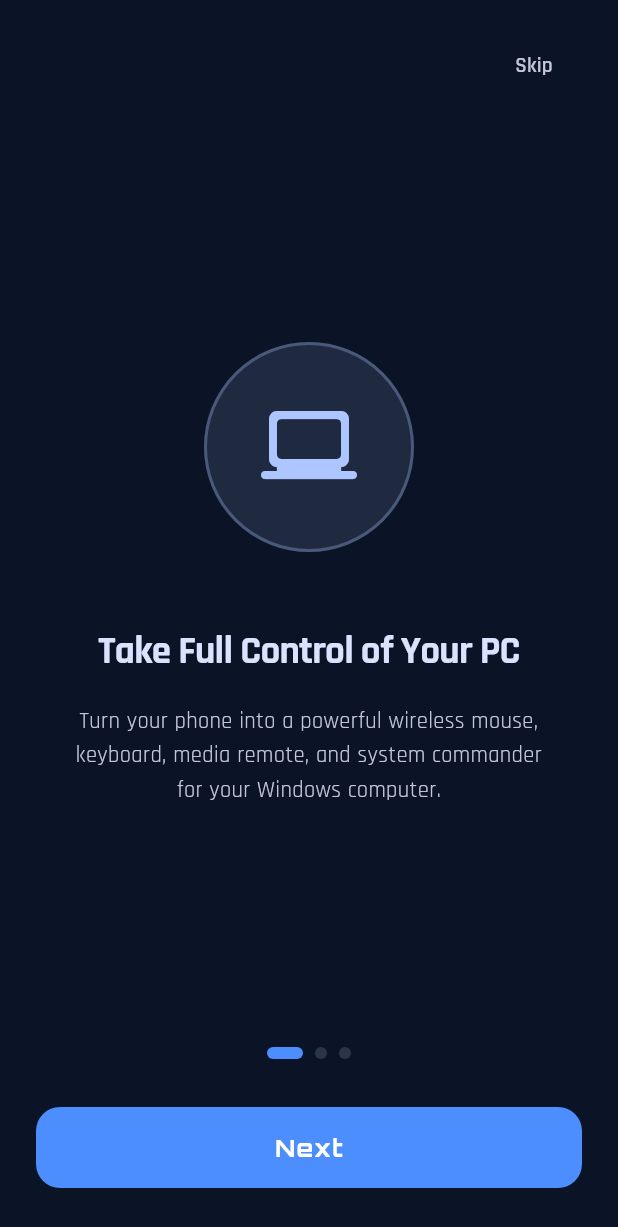
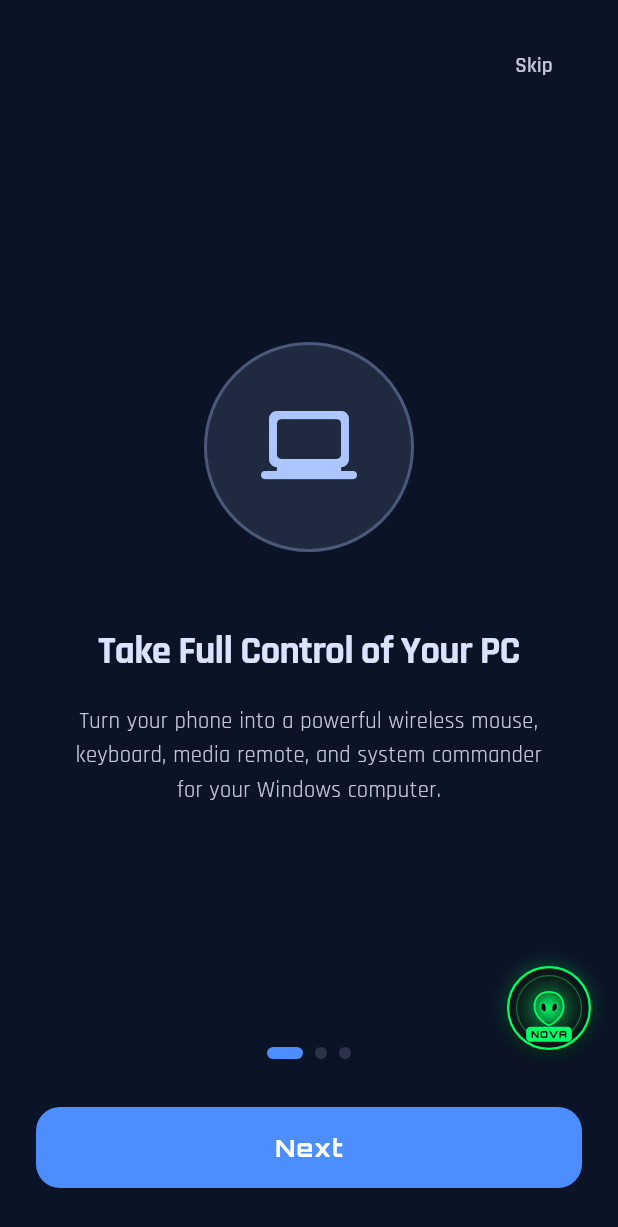
Before and after one commit to Dulmin2021/wintroller, a Flutter app: the screen it shows after launch, on a phone screen of 412 x 824 dp. Shown: the top 1227 px of the screen. Run offline on Flutter 3.47's test engine with Material 3 defaults, Android fonts, the phone set to English and light mode, and no system bars; our stand-ins replace file_picker, flutter_riverpod, flutter_secure_storage, flutter_tts, google_fonts, permission_handler and 2 more; missing offline and left inert: mobile_scanner.

Commit message:
Replace always-on background microphone with draggable holographic Floating Nova Button visible across all screens for instant one-tap voice wake up

```diff
--- a/lib/main.dart
+++ b/lib/main.dart
@@ -1,14 +1,12 @@
-import 'dart:async';
 import 'package:flutter/material.dart';
 import 'package:flutter_riverpod/flutter_riverpod.dart';
 import 'features/dashboard/dashboard_screen.dart';
-import 'features/nova/nova_assistant_screen.dart';
 import 'features/onboarding/onboarding_screen.dart';
 import 'features/pairing/pairing_discover_screen.dart';
 import 'providers/app_providers.dart';
-import 'services/nova_voice_service.dart';
 import 'services/storage_service.dart';
 import 'theme/app_theme.dart';
+import 'widgets/floating_nova_button.dart';
 
 final GlobalKey<NavigatorState> appNavigatorKey = GlobalKey<NavigatorState>();
 
@@ -37,7 +35,6 @@ class WintrollerApp extends ConsumerStatefulWidget {
 
 class _WintrollerAppState extends ConsumerState<WintrollerApp> {
   late final Widget _initialHome;
-  StreamSubscription? _globalWakeWordSub;
 
   @override
   void initState() {
@@ -47,35 +44,7 @@ class _WintrollerAppState extends ConsumerState<WintrollerApp> {
 
     WidgetsBinding.instance.addPostFrameCallback((_) {
       _autoConnectIfAvailable();
-      _initGlobalWakeWordListener();
     });
-  }
-
-  void _initGlobalWakeWordListener() {
-    final voice = ref.read(novaVoiceServiceProvider);
-    final isWakeWordEnabled = ref.read(wakeWordEnabledProvider);
-
-    if (isWakeWordEnabled) {
-      voice.startGlobalWakeWordMonitoring();
-    }
-
-    _globalWakeWordSub = voice.wakeWordTriggerStream.listen((followUpCommand) {
-      final nav = appNavigatorKey.currentState;
-      if (nav == null) return;
-
-      // When "Hey Nova" is heard from ANY screen in the app, open Nova Assistant
-      nav.push(
-        MaterialPageRoute(
-          builder: (_) => NovaAssistantScreen(initialCommand: followUpCommand),
-        ),
-      );
-    });
-  }
-
-  @override
-  void dispose() {
-    _globalWakeWordSub?.cancel();
-    super.dispose();
   }
 
   void _autoConnectIfAvailable() {
@@ -135,6 +104,14 @@ class _WintrollerAppState extends ConsumerState<WintrollerApp> {
       darkTheme: activeDarkTheme,
       themeMode: themeMode,
       home: _initialHome,
+      builder: (context, child) {
+        return Stack(
+          children: [
+            if (child != null) child,
+            const GlobalFloatingNovaButton(),
+          ],
+        );
+      },
     );
   }
 }
--- /dev/null
+++ b/lib/widgets/floating_nova_button.dart
@@ -0,0 +1,187 @@
+import 'package:flutter/material.dart';
+import 'package:flutter/services.dart';
+import 'package:flutter_riverpod/flutter_riverpod.dart';
+import 'package:google_fonts/google_fonts.dart';
+import '../features/nova/nova_assistant_screen.dart';
+import '../features/pro/pro_plan_provider.dart';
+import '../features/pro/pro_upgrade_screen.dart';
+import '../theme/app_colors.dart';
+import 'alien_icons.dart';
+
+final floatingNovaButtonEnabledProvider = StateProvider<bool>((ref) => true);
+
+class GlobalFloatingNovaButton extends ConsumerStatefulWidget {
+  const GlobalFloatingNovaButton({super.key});
+
+  @override
+  ConsumerState<GlobalFloatingNovaButton> createState() => _GlobalFloatingNovaButtonState();
+}
+
+class _GlobalFloatingNovaButtonState extends ConsumerState<GlobalFloatingNovaButton> with SingleTickerProviderStateMixin {
+  late final AnimationController _pulseController;
+  Offset _position = const Offset(20, 520);
+  bool _isDragging = false;
+
+  @override
+  void initState() {
+    super.initState();
+    _pulseController = AnimationController(
+      vsync: this,
+      duration: const Duration(milliseconds: 2000),
+    )..repeat(reverse: true);
+  }
+
+  @override
+  void dispose() {
+    _pulseController.dispose();
+    super.dispose();
+  }
+
+  void _onTap() {
+    HapticFeedback.mediumImpact();
+
+    final proState = ref.read(proPlanProvider);
+    final context = this.context;
+
+    if (!proState.isPro && (proState.geminiApiKey == null || proState.geminiApiKey!.isEmpty)) {
+      Navigator.of(context).push(
+        MaterialPageRoute(builder: (_) => const ProUpgradeScreen()),
+      );
+      return;
+    }
+
+    Navigator.of(context).push(
+      PageRouteBuilder(
+        pageBuilder: (context, animation, secondaryAnimation) => const NovaAssistantScreen(),
+        transitionsBuilder: (context, animation, secondaryAnimation, child) {
+          const begin = Offset(0.0, 0.15);
+          const end = Offset.zero;
+          const curve = Curves.easeOutCubic;
+          final tween = Tween(begin: begin, end: end).chain(CurveTween(curve: curve));
+          return SlideTransition(
+            position: animation.drive(tween),
+            child: FadeTransition(opacity: animation, child: child),
+          );
+        },
+      ),
+    );
+  }
+
+  @override
+  Widget build(BuildContext context) {
+    final isEnabled = ref.watch(floatingNovaButtonEnabledProvider);
+    if (!isEnabled) return const SizedBox.shrink();
+
+    final colors = AppColors.of(context);
+    final screenSize = MediaQuery.of(context).size;
+
+    // Default position positioning if uninitialized
+    if (_position == const Offset(20, 520) && screenSize.width > 100) {
+      _position = Offset(screenSize.width - 74, screenSize.height - 180);
+    }
+
+    return Positioned(
+      left: _position.dx,
+      top: _position.dy,
+      child: GestureDetector(
+        onPanStart: (_) {
+          setState(() {
+            _isDragging = true;
+          });
+        },
+        onPanUpdate: (details) {
+          setState(() {
+            final newX = (_position.dx + details.delta.dx).clamp(10.0, screenSize.width - 70.0);
+            final newY = (_position.dy + details.delta.dy).clamp(60.0, screenSize.height - 120.0);
+            _position = Offset(newX, newY);
+          });
+        },
+        onPanEnd: (_) {
+          setState(() {
+            _isDragging = false;
+            // Dock gracefully to left or right edge
+            final mid = screenSize.width / 2;
+            final targetX = _position.dx < mid ? 12.0 : screenSize.width - 68.0;
+            _position = Offset(targetX, _position.dy);
+          });
+        },
+        onTap: _onTap,
+        child: Material(
+          type: MaterialType.transparency,
+          child: AnimatedBuilder(
+            animation: _pulseController,
+            builder: (context, child) {
+              final glowAlpha = _isDragging ? 0.6 : (0.25 + 0.35 * _pulseController.value);
+              return Container(
+                width: 56,
+                height: 56,
+                decoration: BoxDecoration(
+                  shape: BoxShape.circle,
+                  color: const Color(0xFF0D1117),
+                  border: Border.all(
+                    color: const Color(0xFF00FF66),
+                    width: 1.5,
+                  ),
+                  boxShadow: [
+                    BoxShadow(
+                      color: const Color(0xFF00FF66).withOpacity(glowAlpha),
+                      blurRadius: 14 * (_isDragging ? 1.4 : _pulseController.value + 0.5),
+                      spreadRadius: 1.5,
+                    ),
+                    BoxShadow(
+                      color: Colors.black.withOpacity(0.6),
+                      blurRadius: 10,
+                      offset: const Offset(0, 4),
+                    ),
+                  ],
+                ),
+                child: Stack(
+                  alignment: Alignment.center,
+                  children: [
+                    // Outer radar pulse circle
+                    Container(
+                      width: 44,
+                      height: 44,
+                      decoration: BoxDecoration(
+                        shape: BoxShape.circle,
+                        border: Border.all(
+                          color: const Color(0xFF00FF66).withOpacity(0.4),
+                          width: 0.8,
+                        ),
+                      ),
+                    ),
+                    // Central Alien Emblem
+                    const AlienEmblem(
+                      size: 24,
+                      hasGlow: true,
+                    ),
+                    // Mini "NOVA" badge at bottom
+                    Positioned(
+                      bottom: 4,
+                      child: Container(
+                        padding: const EdgeInsets.symmetric(horizontal: 3, vertical: 0.5),
+                        decoration: BoxDecoration(
+                          color: const Color(0xFF00FF66),
+                          borderRadius: BorderRadius.circular(3),
+                        ),
+                        child: Text(
+                          'NOVA',
+                          style: GoogleFonts.orbitron(
+                            fontSize: 6.5,
+                            fontWeight: FontWeight.w900,
+                            color: Colors.black,
+                            letterSpacing: 0.5,
+                          ),
+                        ),
+                      ),
+                    ),
+                  ],
+                ),
+              );
+            },
+          ),
+        ),
+      ),
+    );
+  }
+}
```
Also changed, not shown: lib/features/nova/nova_assistant_screen.dart (+8 -82 lines), lib/features/settings/settings_screen.dart (+6 -5 lines), 1 other file.
